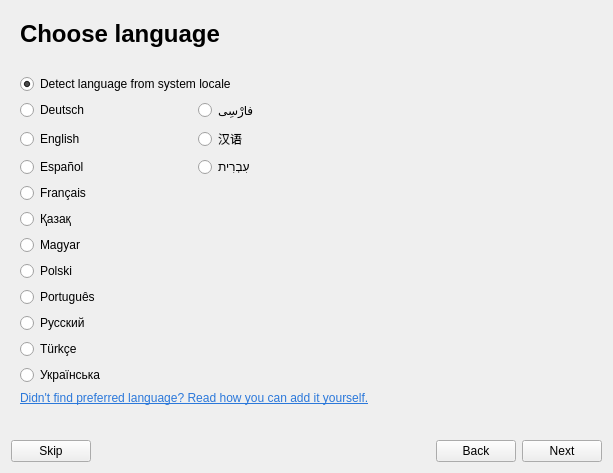
Before: the Qt Designer form src/bin/scenarist-desktop/UserInterfaceLayer/Onboarding/OnboardingView.ui in dimkanovikov/KITScenarist, drawn with Qt 5.
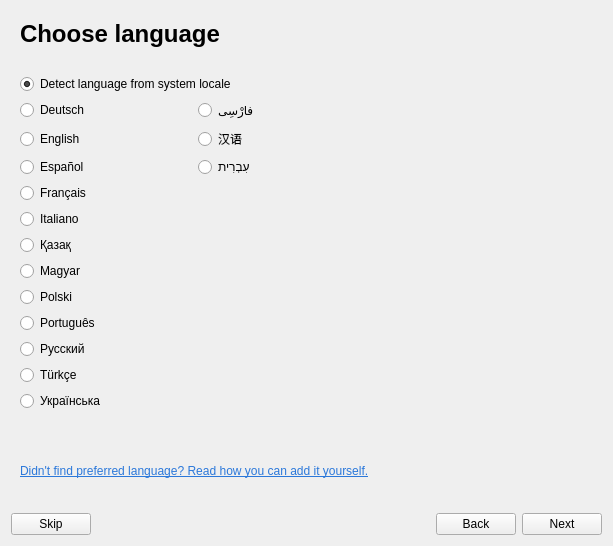
After: the same form once the commit is applied. Custom widgets are drawn as their Qt base class.

Commit message: Added Italian translation

```diff
--- a/src/bin/scenarist-desktop/UserInterfaceLayer/Onboarding/OnboardingView.ui
+++ b/src/bin/scenarist-desktop/UserInterfaceLayer/Onboarding/OnboardingView.ui
@@ -7,7 +7,7 @@
     <x>0</x>
     <y>0</y>
     <width>613</width>
-    <height>459</height>
+    <height>546</height>
    </rect>
   </property>
   <property name="windowTitle">
@@ -257,6 +257,13 @@
          </property>
         </widget>
        </item>
+       <item row="7" column="0">
+        <widget class="QRadioButton" name="italian">
+         <property name="text">
+          <string>Italiano</string>
+         </property>
+        </widget>
+       </item>
       </layout>
      </widget>
      <widget class="QWidget" name="themePage">
```
Left out of the diff: 4 changed lines with no effect on the pictures. The commit also changes 7 other files.
